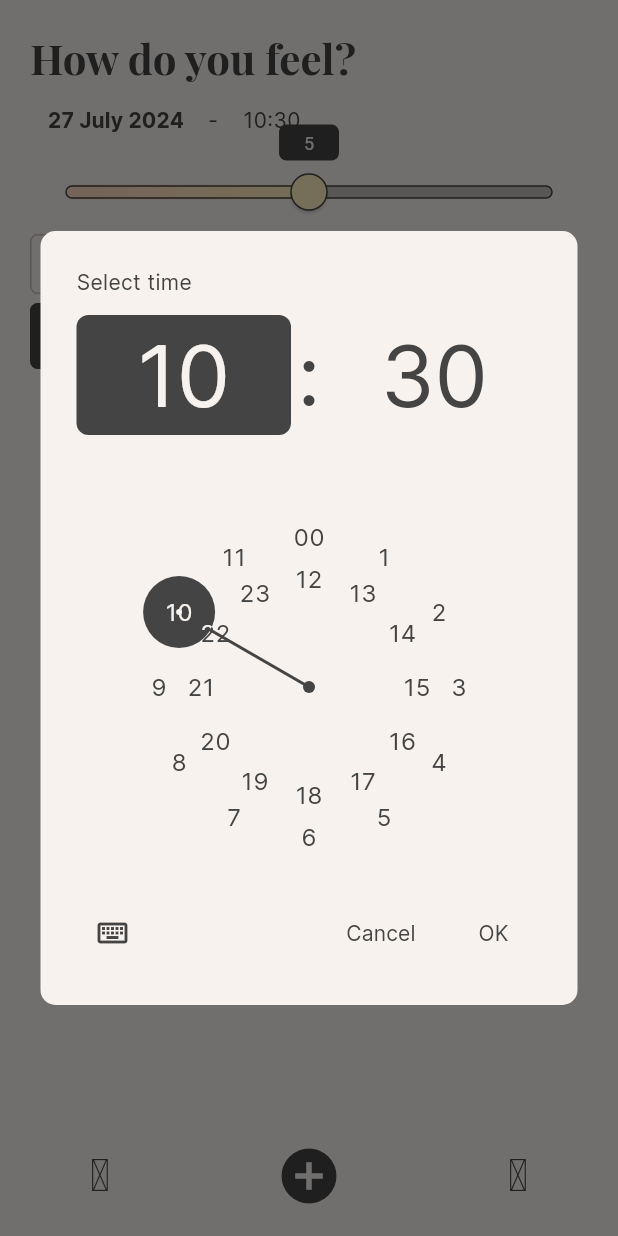
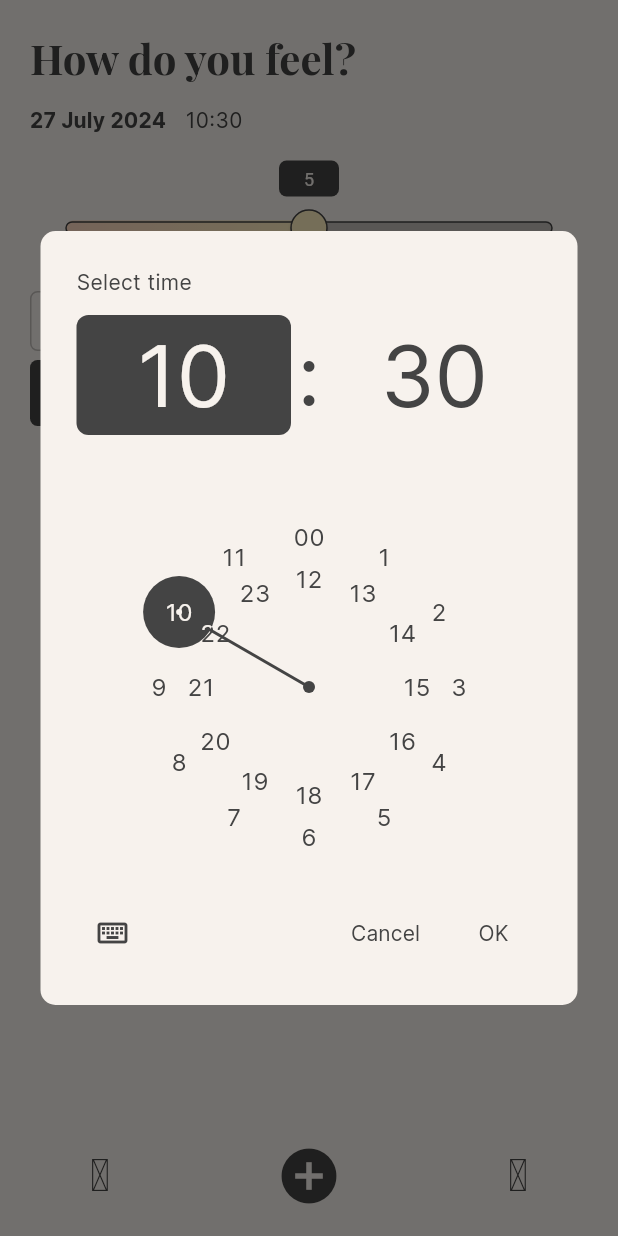
Before and after one commit to OscrTR/CalmNotes, a Flutter app: the ScreenEntry screen opened by its route, after a tap on an icon or button, on a phone screen of 412 x 824 dp. Run offline on Flutter 3.47's test engine with Material 3 defaults, Android fonts, the phone set to English and light mode, and no system bars; our stand-ins replace go_router, material_symbols_icons, sqflite; accounts and stored records are empty.

Commit message:
styling and spacing

```diff
--- a/lib/pages/screen_entry.dart
+++ b/lib/pages/screen_entry.dart
@@ -60,12 +60,7 @@ class _ScreenEntryState extends State<ScreenEntry> {
             'How do you feel?',
             style: Theme.of(context).textTheme.headlineMedium,
           ),
-          TextButton(
-              onPressed: () {},
-              style: ButtonStyle(
-                padding: WidgetStateProperty.all<EdgeInsets>(EdgeInsets.zero),
-              ),
-              child: Row(
+          Row(
             children: [
               TextButton(
                 onPressed: () => selectDate(context),
@@ -74,7 +69,6 @@ class _ScreenEntryState extends State<ScreenEntry> {
                   style: Theme.of(context).textTheme.titleMedium,
                 ),
               ),
-                  const Text(' - '),
               TextButton(
                 onPressed: () => selectTime(context),
                 child: Text(
@@ -85,8 +79,10 @@ class _ScreenEntryState extends State<ScreenEntry> {
                 ),
               ),
             ],
-              )),
+          ),
+          const SizedBox(height: 24),
           const CustomSlider(),
+          const SizedBox(height: 14),
           OutlinedButton(onPressed: () {}, child: const Text('anxiety')),
           FilledButton(
             onPressed: () {
--- a/lib/theme.dart
+++ b/lib/theme.dart
@@ -39,12 +39,12 @@ final ThemeData appTheme = ThemeData(
       ),
     ),
     textButtonTheme: TextButtonThemeData(
-      style: OutlinedButton.styleFrom(
-        foregroundColor: AppColors.primaryColor,
-      ),
-    ),
+        style: TextButton.styleFrom(
+      foregroundColor: AppColors.primaryColor,
+      padding: EdgeInsets.zero,
+    )),
     filledButtonTheme: FilledButtonThemeData(
-      style: OutlinedButton.styleFrom(
+      style: FilledButton.styleFrom(
         foregroundColor: AppColors.backgroundColor,
         backgroundColor: AppColors.primaryColor,
         shape: RoundedRectangleBorder(
```
Lines whose indentation alone changed are shown as unchanged.
